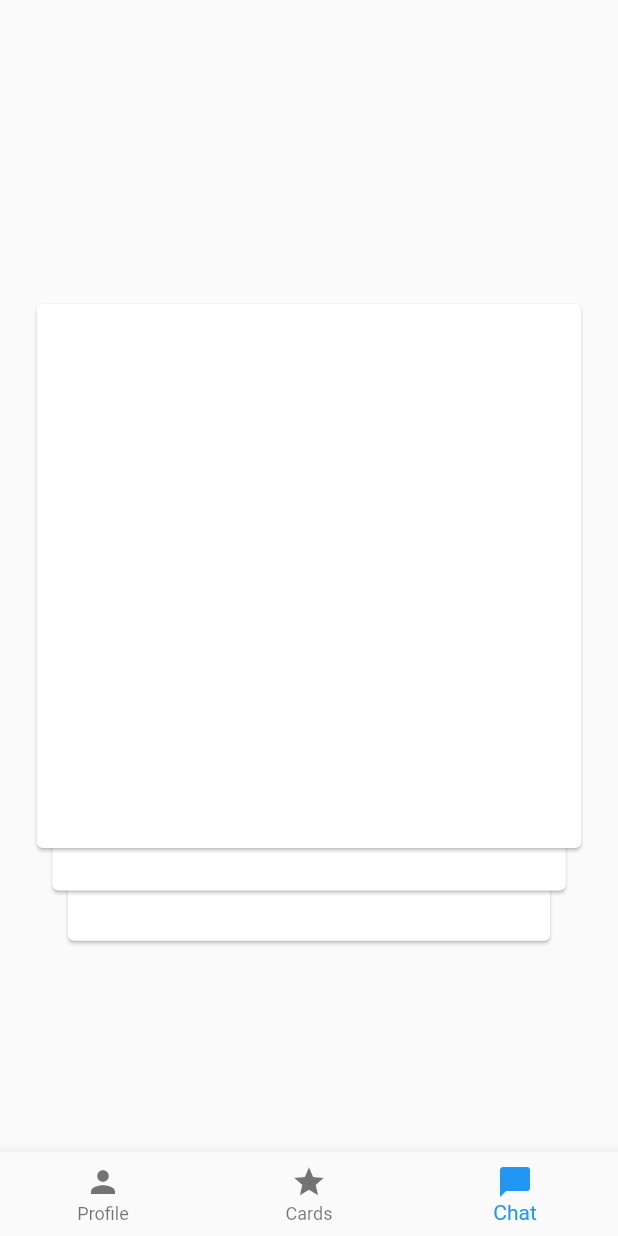
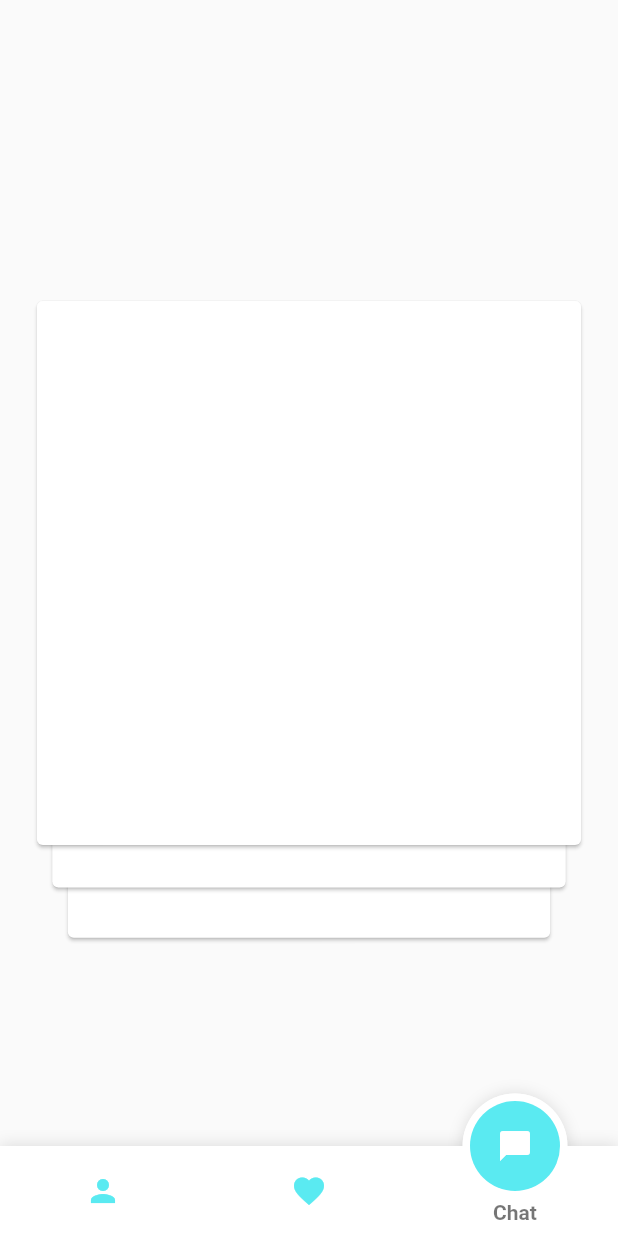
Before and after one commit to UtkarshA135/Covidate, a Flutter app: the screen it shows once a user with an empty profile is signed in, item 3 of the bottom bar chosen, on a phone screen of 412 x 824 dp. Run offline on Flutter 3.47's test engine with Material 2 defaults, Android fonts, the phone set to English and light mode, and no system bars; drawn by our look-alikes of fancy_bottom_navigation, flutter_tindercard; our stand-ins replace animated_text_kit, cloud_firestore, firebase_auth, firebase_storage, image_picker; accounts and stored records are empty.

Commit message:
Update pagecontroller.dart

```diff
--- a/lib/screens/home/pagecontroller.dart
+++ b/lib/screens/home/pagecontroller.dart
@@ -1,3 +1,4 @@
+import 'package:fancy_bottom_navigation/fancy_bottom_navigation.dart';
 import 'package:flutter/material.dart';
 import 'package:covidate/services/auth.dart';
 import 'chat.dart';
@@ -21,22 +22,38 @@ class _PagecontrollerState extends State<NavigatoBAR> {
   Widget build(BuildContext context) {
     return Scaffold(
        body: pageOption[selected_page],
-      bottomNavigationBar: BottomNavigationBar(
-        currentIndex: selected_page,
-        type: BottomNavigationBarType.fixed,
+       bottomNavigationBar: FancyBottomNavigation(
+         initialSelection: 1,
+           tabs: [
+        TabData(iconData: Icons.person , title: "Profile"),
+        TabData(iconData: Icons.favorite, title: "Cards"),
+        TabData(iconData: Icons.chat_bubble, title: "Chat")
+    ],
+    onTabChangedListener: (index) {
+        setState(() {
+        selected_page = index;
+        });
+    },
+    circleColor: Color(0xFF5AEAF1),
+    inactiveIconColor: Color(0xFF5AEAF1),
+       ),
 
-        items: [
-        BottomNavigationBarItem(icon: Icon(Icons.person), title : Text('Profile'), backgroundColor: Colors.yellowAccent,),
-        BottomNavigationBarItem(icon: Icon(Icons.star), title : Text('Cards'), backgroundColor: Colors.yellowAccent,),
-        BottomNavigationBarItem(icon: Icon(Icons.chat_bubble), title : Text('Chat'), backgroundColor: Colors.yellowAccent,),
-        ],
-        onTap: (index){
-          setState(()
-          {
-           selected_page = index;
-          });
-        },
-                         )
+      // bottomNavigationBar: BottomNavigationBar(
+      //   currentIndex: selected_page,
+      //   type: BottomNavigationBarType.fixed,
+
+      //   items: [
+      //   BottomNavigationBarItem(icon: Icon(Icons.person), title : Text('Profile'), backgroundColor: Colors.yellowAccent,),
+      //   BottomNavigationBarItem(icon: Icon(Icons.favorite), title : Text('Cards'), backgroundColor: Colors.yellowAccent,),
+      //   BottomNavigationBarItem(icon: Icon(Icons.chat_bubble), title : Text('Chat'), backgroundColor: Colors.yellowAccent,),
+      //   ],
+      //   onTap: (index){
+      //     setState(()
+      //     {
+      //      selected_page = index;
+      //     });
+      //   },
+      //                    )
     );
   }
 }
```
